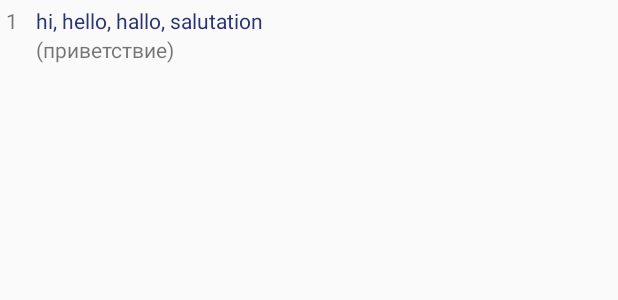
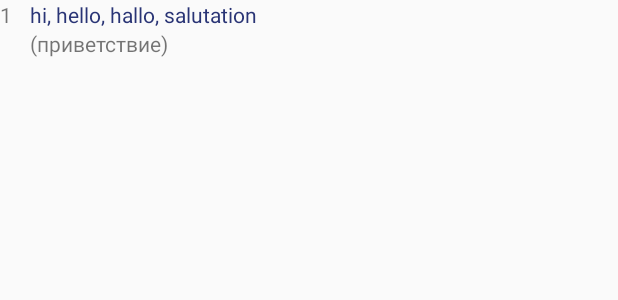
Before and after one commit to rcd27/stasyandex, an Android app: the layout item_dictionary.xml on its own in the app's theme, with its tools: preview values and no code run, on a phone screen of 412 x 824 dp. Shown: the top 300 px of the screen. Run offline under Robolectric (Android 15) with nearby library versions, the phone set to English and light mode, and no system bars.

Commit message:
Подправил макет словаря.

```diff
--- a/app/src/main/res/layout/fragment_dictionary.xml
+++ b/app/src/main/res/layout/fragment_dictionary.xml
@@ -27,8 +27,8 @@
 
     <android.support.v7.widget.RecyclerView
         android:id="@+id/dictionary_recycler_view"
-        android:layout_width="wrap_content"
-        android:layout_height="wrap_content"
+        android:layout_width="match_parent"
+        android:layout_height="match_parent"
         android:layout_marginLeft="16dp"
         android:layout_marginStart="16dp" />
 
--- a/app/src/main/res/layout/item_dictionary.xml
+++ b/app/src/main/res/layout/item_dictionary.xml
@@ -3,8 +3,7 @@
     xmlns:app="http://schemas.android.com/apk/res-auto"
     xmlns:tools="http://schemas.android.com/tools"
     android:layout_width="match_parent"
-    android:layout_height="wrap_content"
-    android:layout_margin="4dp">
+    android:layout_height="wrap_content">
 
     <TextView
         android:id="@+id/tv_dictionary_item_number"
```
